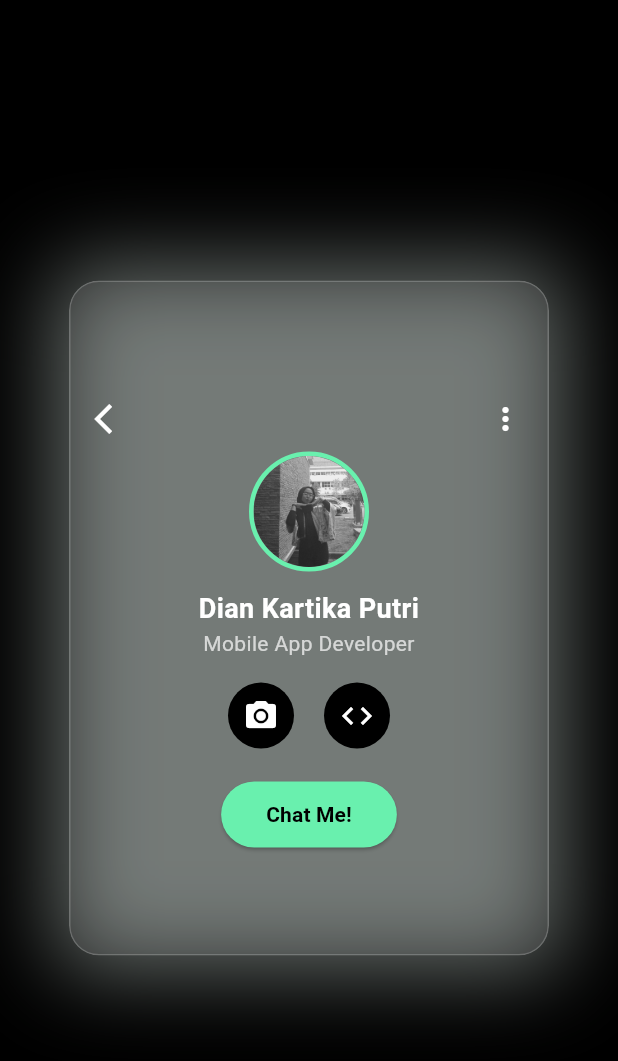
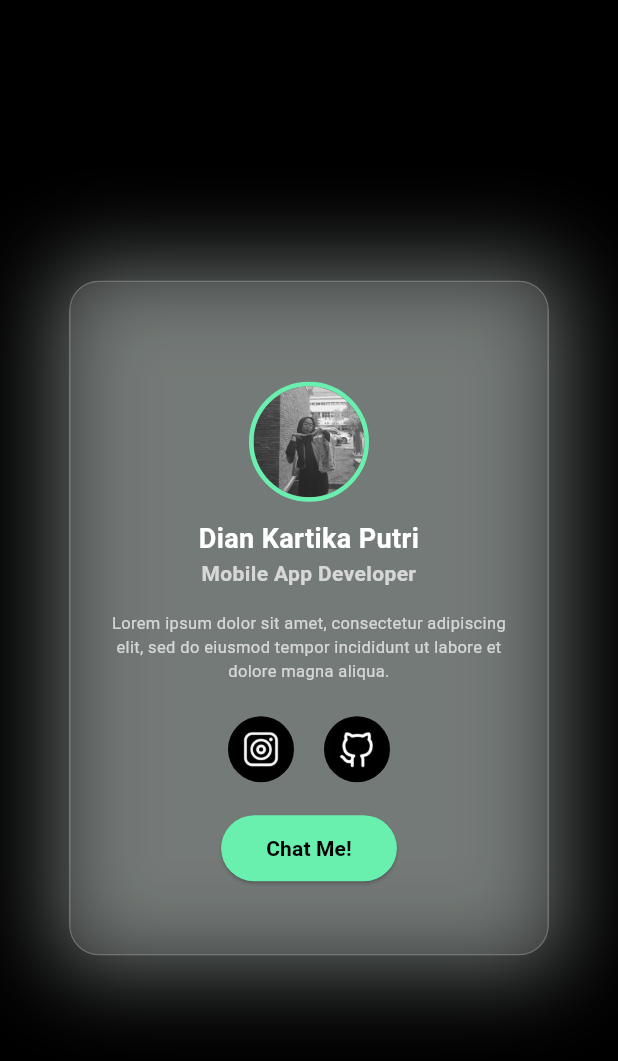
Before and after one commit to diankartika/profilecard, a Flutter app: the screen it shows after launch, on a phone screen of 412 x 824 dp. Shown: the top 1061 px of the screen. Run offline on Flutter 3.47's test engine with Material 3 defaults, Android fonts, the phone set to English and light mode, and no system bars.

Commit message:
mayan seleseaiii horayy

```diff
--- a/flutter_profilecard/lib/main.dart
+++ b/flutter_profilecard/lib/main.dart
@@ -75,13 +75,6 @@
                       horizontal: 16.0,
                       vertical: 10,
                     ),
-                    child: Row(
-                      mainAxisAlignment: MainAxisAlignment.spaceBetween,
-                      children: [
-                        Icon(Icons.arrow_back_ios, color: Colors.white),
-                        Icon(Icons.more_vert, color: Colors.white),
-                      ],
-                    ),
                   ),
 
                   // Profile Picture with Neon Border
@@ -94,7 +87,7 @@
                     ),
                     child: ClipOval(
                       child: Image.asset(
-                        'assets/profile.png', // Pastikan gambar ada di folder assets
+                        'assets/profile.png',
                         fit: BoxFit.cover,
                       ),
                     ),
@@ -112,19 +105,35 @@
                     ),
                     textAlign: TextAlign.center,
                   ),
+
                   Padding(
                     padding: const EdgeInsets.symmetric(horizontal: 20.0),
-                    child: Text(
-                      'Mobile App Developer',
-                      style: TextStyle(
-                        color: Colors.white.withOpacity(0.7),
-                        fontSize: 14,
-                      ),
-                      textAlign: TextAlign.center, // Biar keterangan di tengah
+                    child: Column(
+                      children: [
+                        Text(
+                          'Mobile App Developer',
+                          style: TextStyle(
+                            color: Colors.white.withOpacity(0.7),
+                            fontSize: 14,
+                            fontWeight: FontWeight.bold,
+                          ),
+                          textAlign:
+                              TextAlign.center, // Biar keterangan di tengah
+                        ),
+                        SizedBox(height: 15), // Nambahin jarak dikit antar teks
+                        Text(
+                          'Lorem ipsum dolor sit amet, consectetur adipiscing elit, sed do eiusmod tempor incididunt ut labore et dolore magna aliqua.',
+                          style: TextStyle(
+                            color: Colors.white.withOpacity(0.7),
+                            fontSize: 11,
+                          ),
+                          textAlign:
+                              TextAlign.center, // Biar keterangan di tengah
+                        ),
+                      ],
                     ),
                   ),
-
-                  SizedBox(height: 16),
+                  SizedBox(height: 22),
 
                   // Social Icons (Clickable)
                   Row(
@@ -135,9 +144,14 @@
                         child: CircleAvatar(
                           backgroundColor: Colors.black,
                           radius: 22,
-                          child: Icon(
-                            Icons.camera_alt,
-                            color: Colors.white,
+                          child: Padding(
+                            padding: EdgeInsets.all(
+                              8,
+                            ), // Beri padding agar gambar tidak mepet
+                            child: Image.asset(
+                              'assets/instagram.png',
+                              fit: BoxFit.contain,
+                            ),
                           ), // Icon Instagram
                         ),
                       ),
@@ -147,9 +161,14 @@
                         child: CircleAvatar(
                           backgroundColor: Colors.black,
                           radius: 22,
-                          child: Icon(
-                            Icons.code,
-                            color: Colors.white,
+                          child: Padding(
+                            padding: EdgeInsets.all(
+                              8,
+                            ), // Beri padding agar gambar tidak mepet
+                            child: Image.asset(
+                              'assets/github.png',
+                              fit: BoxFit.contain,
+                            ),
                           ), // Icon GitHub
                         ),
                       ),
--- a/flutter_profilecard/pubspec.yaml
+++ b/flutter_profilecard/pubspec.yaml
@@ -61,6 +61,8 @@ flutter:
   # To add assets to your application, add an assets section, like this:
   assets:
    - assets/profile.png
+   - assets/instagram.png
+   - assets/github.png
   #   - images/a_dot_ham.jpeg
 
   # An image asset can refer to one or more resolution-specific "variants", see
```
Also changed, not shown: flutter_profilecard/assets/github.png (added), flutter_profilecard/assets/instagram.png (added).
